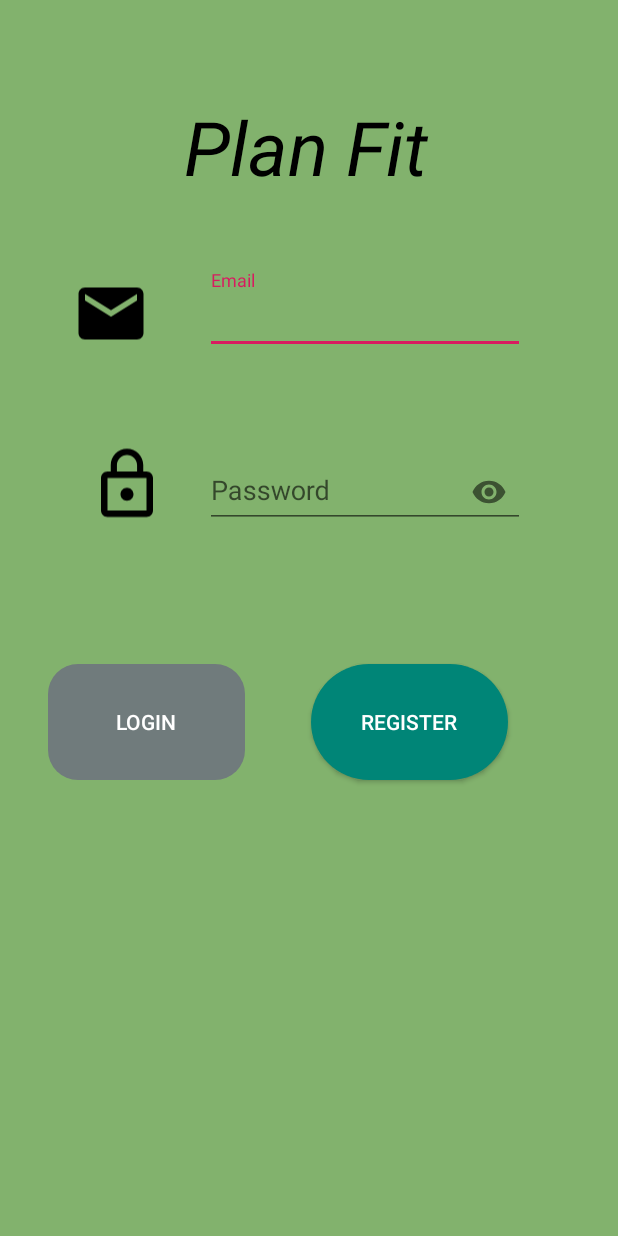
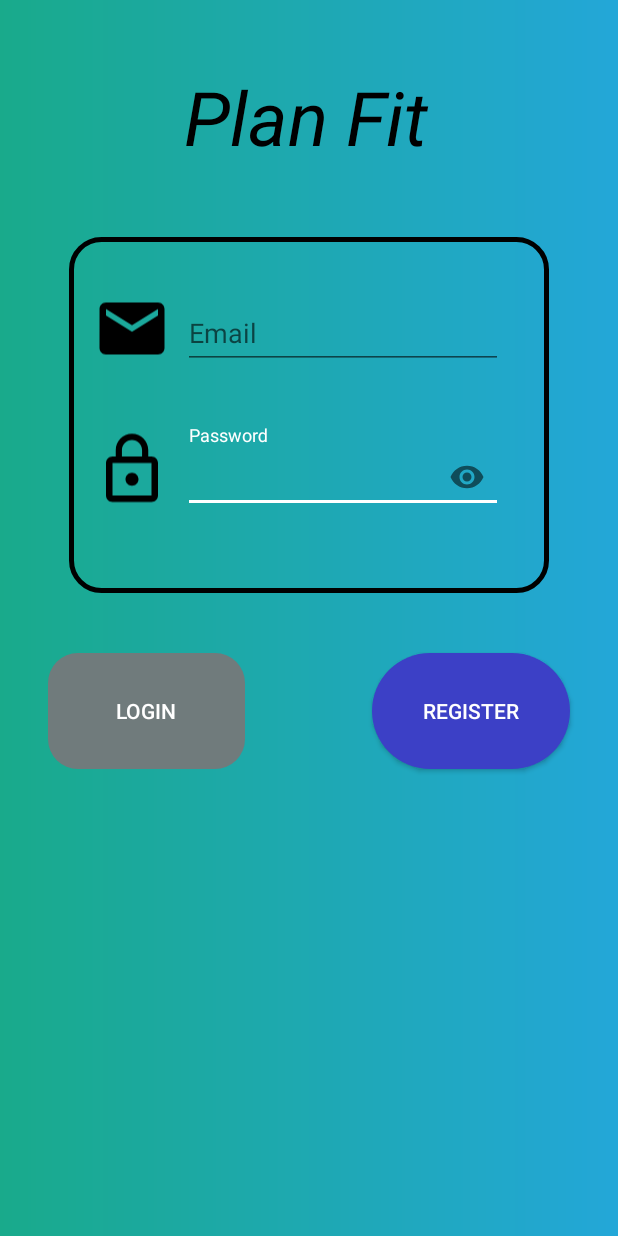
Before and after one commit to Davidgimenez1997/PlanFit, an Android app: the screen it shows after launch (FirstActivity), on a phone screen of 412 x 824 dp. Run offline under Robolectric (Android 15) with nearby library versions, the phone set to English and light mode, and no system bars; our stand-ins replace Firebase (no records; nobody signed in at launch, a user with empty details on screens opened directly).

Commit message:
Login fragment diseño

```diff
--- a/app/build.gradle
+++ b/app/build.gradle
@@ -37,5 +37,7 @@ dependencies {
     implementation 'com.google.firebase:firebase-core:16.0.6'
     implementation 'com.google.firebase:firebase-auth:16.1.0'
 
+    implementation 'com.google.android.gms:play-services-auth:16.0.1'
+
 }
 apply plugin: 'com.google.gms.google-services'
--- a/app/src/main/java/com/utad/david/planfit/Data/Firebase/FirebaseAdmin.java
+++ b/app/src/main/java/com/utad/david/planfit/Data/Firebase/FirebaseAdmin.java
@@ -16,7 +16,7 @@ public class FirebaseAdmin {
     public FirebaseAuth mAuth;
     public FirebaseUser currentUser;
     public FirebaseAuth.AuthStateListener authStateListener;
-    private FirebaseAdmin.FirebaseAdminLisener adminLisener;
+    public FirebaseAdmin.FirebaseAdminLisener adminLisener;
 
     public void setAdminLisener(FirebaseAdminLisener adminLisener) {
         this.adminLisener = adminLisener;
@@ -68,4 +68,6 @@ public class FirebaseAdmin {
                     });
         }
     }
+
+
 }
--- a/app/src/main/java/com/utad/david/planfit/Fragments/LoginFragment.java
+++ b/app/src/main/java/com/utad/david/planfit/Fragments/LoginFragment.java
@@ -17,6 +17,10 @@ import android.view.ViewGroup;
 import android.widget.Button;
 import android.widget.EditText;
 import android.widget.Toast;
+import com.google.android.gms.auth.api.signin.GoogleSignInClient;
+import com.google.android.gms.auth.api.signin.GoogleSignInOptions;
+import com.google.android.gms.common.SignInButton;
+import com.google.firebase.auth.*;
 import com.utad.david.planfit.Activitys.MainMenuActivity;
 import com.utad.david.planfit.Data.Firebase.FirebaseAdmin;
 import com.utad.david.planfit.Data.SessionUser;
@@ -37,6 +41,8 @@ public class LoginFragment extends Fragment implements FirebaseAdmin.FirebaseAdm
     public void onCreate(Bundle savedInstanceState) {
         super.onCreate(savedInstanceState);
         SessionUser.getInstance().firebaseAdmin.setAdminLisener(this);
+        SessionUser.getInstance().firebaseAdmin.mAuth = FirebaseAuth.getInstance();
+        // Build a GoogleSignInClient with the options specified by gso.
     }
 
     private EditText emailLogin;
@@ -181,7 +187,7 @@ public class LoginFragment extends Fragment implements FirebaseAdmin.FirebaseAdm
     //Metodo que crea un dialogo de alerta cuando falla el inicio de Sesion con Firebase
     private void errorSingInRegister(String title){
         if(mListener!=null){
-            AlertDialog.Builder builder = new AlertDialog.Builder(getContext());
+            AlertDialog.Builder builder = new AlertDialog.Builder(getContext(), R.style.AlertDialogTheme);
             builder.setMessage(title)
                     .setPositiveButton(R.string.info_dialog_err, new DialogInterface.OnClickListener() {
                         public void onClick(DialogInterface dialog, int id) {
@@ -202,6 +208,7 @@ public class LoginFragment extends Fragment implements FirebaseAdmin.FirebaseAdm
         //Metodo implementado pero no se usa
     }
 
+
     public interface OnFragmentInteractionListener {
         void clickButtonLogin(String email,String password);
         void clickButtonRegister();
--- a/app/src/main/java/com/utad/david/planfit/Fragments/RegisterDetailsFragmet.java
+++ b/app/src/main/java/com/utad/david/planfit/Fragments/RegisterDetailsFragmet.java
@@ -168,6 +168,7 @@ public class RegisterDetailsFragmet extends Fragment implements FirebaseAdmin.Fi
                 " StringImg: " + SessionUser.getInstance().user.getImgUser());
     }
 
+
     private void errorSingInRegister(String title) {
         final AlertDialog.Builder builder = new AlertDialog.Builder(getContext());
         builder.setMessage(title)
--- /dev/null
+++ b/app/src/main/res/drawable/backgroung_grad.xml
@@ -0,0 +1,10 @@
+<shape xmlns:android="http://schemas.android.com/apk/res/android"
+       android:shape="rectangle">
+
+    <gradient
+            android:angle="0"
+            android:endColor="@color/gradStop"
+            android:startColor="@color/gradStart"
+            android:type="linear" />
+
+</shape>
--- a/app/src/main/res/drawable/button_shape.xml
+++ b/app/src/main/res/drawable/button_shape.xml
@@ -2,11 +2,11 @@
     <corners
             android:radius="50dp"
     /><solid
-        android:color="@color/colorPrimary"
+        android:color="@color/background_button"
 />
 
     <stroke
-            android:color="@color/colorPrimaryDark"
+            android:color="@color/background_button"
     />
 
     <size
--- /dev/null
+++ b/app/src/main/res/drawable/corner_layout.xml
@@ -0,0 +1,7 @@
+<?xml version="1.0" encoding="UTF-8"?>
+<shape xmlns:android="http://schemas.android.com/apk/res/android">
+    <solid android:color="@color/transparent"/>
+    <stroke android:width="3dp" android:color="@color/black" />
+    <corners android:radius="20dp"/>
+    <padding android:left="0dp" android:top="0dp" android:right="0dp" android:bottom="0dp" />
+</shape>
--- a/app/src/main/res/layout/fragment_login.xml
+++ b/app/src/main/res/layout/fragment_login.xml
@@ -9,71 +9,8 @@
 
     <android.support.constraint.ConstraintLayout
             android:layout_width="match_parent"
-            android:background="@color/backgroud_screen_login"
+            android:background="@drawable/backgroung_grad"
             android:layout_height="match_parent">
-
-        <ImageView
-                android:src="@drawable/icon_email"
-                android:layout_width="52dp"
-                android:layout_height="58dp"
-                android:id="@+id/imageView2"
-                app:layout_constraintEnd_toStartOf="@+id/textInputLayout"
-                android:layout_marginEnd="8dp"
-                app:layout_constraintStart_toStartOf="parent"
-                android:layout_marginStart="8dp"
-                android:layout_marginTop="180dp"
-                app:layout_constraintTop_toTopOf="parent"
-                app:layout_constraintHorizontal_bias="0.585"/>
-
-        <android.support.design.widget.TextInputLayout
-                android:layout_width="227dp"
-                android:layout_height="61dp"
-                android:layout_marginTop="180dp"
-                app:layout_constraintTop_toTopOf="parent"
-                android:id="@+id/textInputLayout"
-                app:layout_constraintEnd_toEndOf="parent"
-                android:layout_marginEnd="48dp">
-
-            <EditText
-                    android:layout_width="wrap_content"
-                    android:layout_height="wrap_content"
-                    android:inputType="textEmailAddress"
-                    android:ems="10"
-                    android:hint="@string/email"
-                    android:id="@+id/emailLogin"/>
-        </android.support.design.widget.TextInputLayout>
-
-        <ImageView
-                android:src="@drawable/iconn_password"
-                android:layout_width="52dp"
-                android:layout_height="58dp"
-                android:id="@+id/imageView3"
-                android:layout_marginTop="56dp"
-                app:layout_constraintTop_toBottomOf="@+id/imageView2"
-                app:layout_constraintEnd_toStartOf="@+id/textInputLayout2"
-                android:layout_marginEnd="24dp"
-                app:layout_constraintStart_toStartOf="parent"
-                android:layout_marginStart="8dp"
-                app:layout_constraintHorizontal_bias="0.96"/>
-
-        <android.support.design.widget.TextInputLayout
-                android:layout_width="227dp"
-                android:layout_height="61dp"
-                app:passwordToggleEnabled="true"
-                app:layout_constraintEnd_toEndOf="parent"
-                android:layout_marginEnd="48dp"
-                android:id="@+id/textInputLayout2"
-                android:layout_marginTop="52dp"
-                app:layout_constraintTop_toBottomOf="@+id/textInputLayout">
-
-            <EditText
-                    android:layout_width="wrap_content"
-                    android:layout_height="wrap_content"
-                    android:inputType="textPassword"
-                    android:ems="10"
-                    android:hint="@string/password"
-                    android:id="@+id/passwordLogin"/>
-        </android.support.design.widget.TextInputLayout>
 
         <Button
                 android:text="@string/login"
@@ -82,26 +19,21 @@
                 android:enabled="false"
                 android:id="@+id/buttonLogin"
                 android:background="@drawable/button_selector"
-                android:textColor="@color/white"
-                android:layout_marginStart="32dp"
-                app:layout_constraintStart_toStartOf="parent"
-                android:layout_marginTop="88dp"
-                app:layout_constraintTop_toBottomOf="@+id/textInputLayout2"/>
+                android:textColor="@color/colorAccent"
+                android:layout_marginTop="40dp"
+                app:layout_constraintTop_toBottomOf="@+id/constraintLayout2" android:layout_marginStart="32dp"
+                app:layout_constraintStart_toStartOf="parent"/>
 
         <Button
                 android:text="@string/register"
-                android:layout_width="131dp"
+                android:layout_width="132dp"
                 android:layout_height="77dp"
                 android:id="@+id/buttonRegister"
-                android:textColor="@color/white"
+                android:textColor="@color/colorAccent"
                 android:background="@drawable/button_selector"
-                app:layout_constraintStart_toEndOf="@+id/buttonLogin"
-                android:layout_marginStart="44dp"
-                android:layout_marginEnd="8dp"
-                app:layout_constraintEnd_toEndOf="parent"
-                app:layout_constraintHorizontal_bias="0.0"
-                android:layout_marginTop="88dp"
-                app:layout_constraintTop_toBottomOf="@+id/textInputLayout2"/>
+                android:layout_marginTop="40dp"
+                app:layout_constraintTop_toBottomOf="@+id/constraintLayout2" android:layout_marginEnd="32dp"
+                app:layout_constraintEnd_toEndOf="parent"/>
 
         <TextView
                 android:text="@string/name_app_display"
@@ -112,13 +44,71 @@
                 android:layout_width="318dp"
                 android:layout_height="78dp"
                 android:id="@+id/textView"
-                android:layout_marginTop="64dp"
                 app:layout_constraintTop_toTopOf="parent"
                 app:layout_constraintStart_toStartOf="parent"
                 android:layout_marginStart="8dp"
                 app:layout_constraintEnd_toEndOf="parent"
                 android:layout_marginEnd="8dp"
-                app:layout_constraintHorizontal_bias="0.48"/>
+                app:layout_constraintHorizontal_bias="0.48" android:layout_marginTop="44dp"/>
+
+        <android.support.constraint.ConstraintLayout
+                android:layout_width="320dp"
+                android:layout_height="237dp"
+                android:background="@drawable/corner_layout"
+                app:layout_constraintTop_toBottomOf="@+id/textView" app:layout_constraintStart_toStartOf="parent"
+                android:layout_marginStart="8dp" app:layout_constraintEnd_toEndOf="parent"
+                android:layout_marginEnd="8dp" android:layout_marginTop="36dp" android:id="@+id/constraintLayout2">
+
+            <android.support.design.widget.TextInputLayout
+                    android:layout_width="227dp"
+                    android:layout_height="61dp"
+                    app:passwordToggleEnabled="true"
+                    android:id="@+id/textInputLayout2"
+                    android:layout_marginTop="32dp"
+                    app:layout_constraintTop_toBottomOf="@+id/textInputLayout"
+                    app:layout_constraintStart_toEndOf="@+id/imageView3" android:layout_marginStart="8dp">
+
+                <EditText
+                        android:layout_width="wrap_content"
+                        android:layout_height="wrap_content"
+                        android:inputType="textPassword"
+                        android:ems="10"
+                        android:hint="@string/password"
+                        android:id="@+id/passwordLogin"/>
+            </android.support.design.widget.TextInputLayout>
+            <ImageView
+                    android:src="@drawable/iconn_password"
+                    android:layout_width="52dp"
+                    android:layout_height="58dp"
+                    android:id="@+id/imageView3"
+                    android:layout_marginTop="36dp"
+                    app:layout_constraintTop_toBottomOf="@+id/imageView2" app:layout_constraintStart_toStartOf="parent"
+                    android:layout_marginStart="16dp"/>
+            <ImageView
+                    android:src="@drawable/icon_email"
+                    android:layout_width="52dp"
+                    android:layout_height="58dp"
+                    android:id="@+id/imageView2"
+                    android:layout_marginTop="32dp"
+                    app:layout_constraintTop_toTopOf="parent" app:layout_constraintStart_toStartOf="parent"
+                    android:layout_marginStart="16dp"/>
+            <android.support.design.widget.TextInputLayout
+                    android:layout_width="227dp"
+                    android:layout_height="61dp"
+                    android:id="@+id/textInputLayout"
+                    android:layout_marginTop="32dp"
+                    app:layout_constraintTop_toTopOf="parent" app:layout_constraintStart_toEndOf="@+id/imageView2"
+                    android:layout_marginStart="8dp">
+
+                <EditText
+                        android:layout_width="wrap_content"
+                        android:layout_height="wrap_content"
+                        android:inputType="textEmailAddress"
+                        android:ems="10"
+                        android:hint="@string/email"
+                        android:id="@+id/emailLogin"/>
+            </android.support.design.widget.TextInputLayout>
+        </android.support.constraint.ConstraintLayout>
 
     </android.support.constraint.ConstraintLayout>
 </FrameLayout>
--- a/app/src/main/res/values/colors.xml
+++ b/app/src/main/res/values/colors.xml
@@ -1,14 +1,17 @@
 <?xml version="1.0" encoding="utf-8"?>
 <resources>
-    <color name="colorPrimary">#008577</color>
-    <color name="colorPrimaryDark">#00574B</color>
-    <color name="colorAccent">#D81B60</color>
+    <color name="colorPrimary">#23A7D8</color>
+    <color name="colorPrimaryDark">#23A7D8</color>
+    <color name="colorAccent">#FFFFFF</color>
 
-    <color name="white">#FFFFFF</color>
+    <color name="transparent">#00000000</color>
+    <color name="gradStart">#19AA8B</color>
+    <color name="gradStop">#23A7D8</color>
+
     <color name="black">#000000</color>
 
-    <color name="backgroud_screen_login">#82B26D</color>
-    <color name="background_button">#1070E3</color>
+    <color name="backgroud_screen_login">#c7ecee</color>
+    <color name="background_button">#3c40c6</color>
 
     <color name="button_selected">#63110b</color>
     <color name="disable_button">#707B7C</color>
--- a/app/src/main/res/values/strings.xml
+++ b/app/src/main/res/values/strings.xml
@@ -1,5 +1,6 @@
 <resources>
     <string name="app_name">PlanFit</string>
+    <string name="client_id_firebase">1067372497274-v6gp68jrptueu8vndrve8d9d4sc0v4v3.apps.googleusercontent.com></string>
     <string name="email">Email</string>
     <string name="password">Password</string>
     <string name="login">Login</string>
--- a/app/src/main/res/values/styles.xml
+++ b/app/src/main/res/values/styles.xml
@@ -8,4 +8,17 @@
         <item name="colorAccent">@color/colorAccent</item>
     </style>
 
+    <style name="MyDialogTheme" parent="Theme.AppCompat.Light.Dialog.Alert">
+
+    </style>
+
+    <style name="AlertDialogTheme" parent="Theme.AppCompat.Light.Dialog.Alert">
+        <item name="buttonBarPositiveButtonStyle">@style/PositiveButtonStyle</item>
+        <item name="android:background">@color/backgroud_screen_login</item>
+    </style>
+
+    <style name="PositiveButtonStyle" parent="Widget.AppCompat.Button.ButtonBar.AlertDialog">
+        <item name="android:textColor">#00f</item>
+    </style>
+
 </resources>
```
Also changed, not shown: app/src/main/java/com/utad/david/planfit/Activitys/MainMenuActivity.java (+0 -9 lines).
